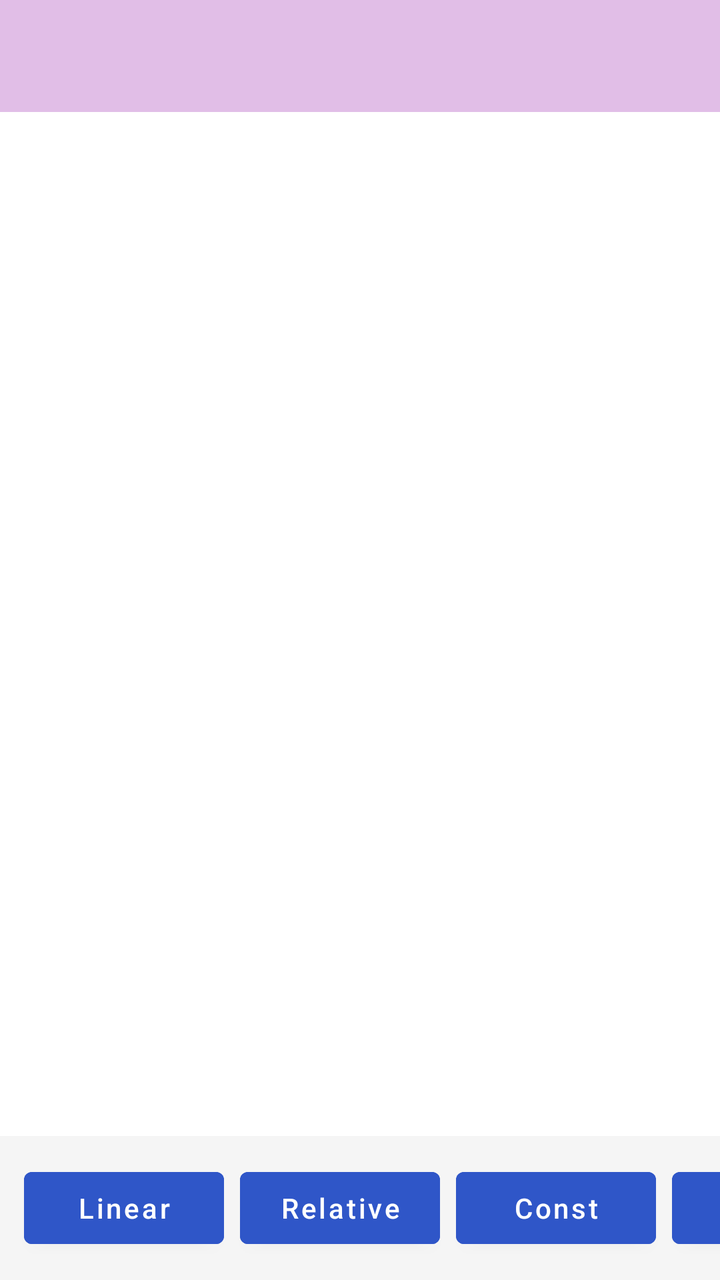
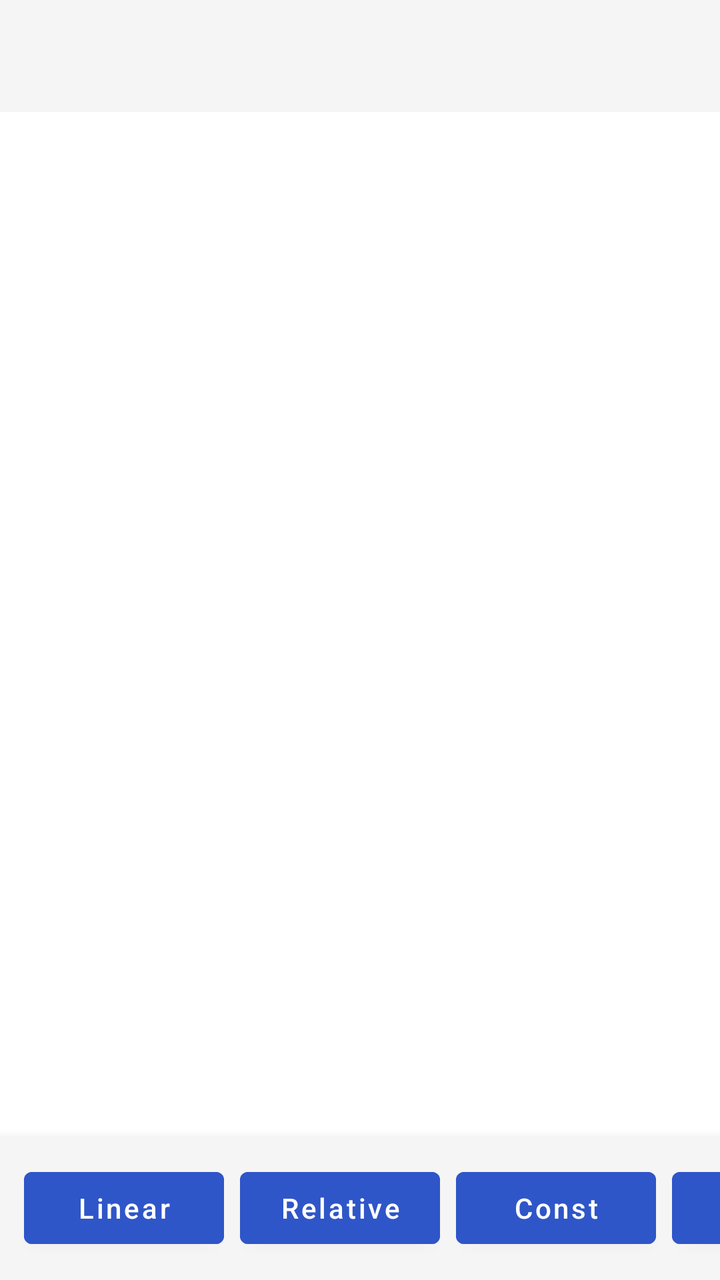

Before-and-after screenshots of an Android layout around one commit, followed by the original layout XML and the change that was made.
<!-- AndroidManifest.xml: application theme Theme.AnandaAnugrahHandyanto -->
<!-- res/layout/activity_dashboard.xml -->
<?xml version="1.0" encoding="utf-8"?>
<androidx.constraintlayout.widget.ConstraintLayout
    xmlns:android="http://schemas.android.com/apk/res/android"
    xmlns:app="http://schemas.android.com/apk/res-auto"
    xmlns:tools="http://schemas.android.com/tools"
    android:layout_width="match_parent"
    android:layout_height="match_parent"
    android:background="@color/background_light"
    tools:context=".DashboardActivity">

    
    <androidx.appcompat.widget.Toolbar
        android:id="@+id/toolbar"
        android:layout_width="match_parent"
        android:layout_height="?attr/actionBarSize"
        android:background="@color/light_purple"
        app:titleTextColor="@color/text_gray"
        app:layout_constraintTop_toTopOf="parent" />

    <FrameLayout
        android:id="@+id/frl_dashboard"
        android:layout_width="match_parent"
        android:layout_height="0dp"
        android:background="@android:color/white"
        app:layout_constraintTop_toBottomOf="@id/toolbar"
        app:layout_constraintBottom_toTopOf="@id/bottom_nav_container"
        app:layout_constraintStart_toStartOf="parent"
        app:layout_constraintEnd_toEndOf="parent" />

    <HorizontalScrollView
        android:id="@+id/bottom_nav_container"
        android:layout_width="match_parent"
        android:layout_height="wrap_content"
        android:scrollbars="none"
        android:background="@color/background_light"
        app:layout_constraintBottom_toBottomOf="parent">

        <LinearLayout
            android:id="@+id/layout_buttons"
            android:layout_width="wrap_content"
            android:layout_height="wrap_content"
            android:orientation="horizontal"
            android:padding="8dp">

            <Button
                android:id="@+id/btn_frg1"
                android:layout_width="100dp"
                android:layout_height="wrap_content"
                android:layout_margin="4dp"
                android:backgroundTint="@color/blue_button"
                android:text="Linear"
                android:textAllCaps="false"
                android:textColor="@color/white" />

            <Button
                android:id="@+id/btn_frg2"
                android:layout_width="100dp"
                android:layout_height="wrap_content"
                android:layout_margin="4dp"
                android:backgroundTint="@color/blue_button"
                android:text="Relative"
                android:textAllCaps="false"
                android:textColor="@color/white" />

            <Button
                android:id="@+id/btn_frg3"
                android:layout_width="100dp"
                android:layout_height="wrap_content"
                android:layout_margin="4dp"
                android:backgroundTint="@color/blue_button"
                android:text="Const"
                android:textAllCaps="false"
                android:textColor="@color/white" />

            <Button
                android:id="@+id/btn_frg4"
                android:layout_width="100dp"
                android:layout_height="wrap_content"
                android:layout_margin="4dp"
                android:backgroundTint="@color/blue_button"
                android:text="Scroll"
                android:textAllCaps="false"
                android:textColor="@color/white" />

        </LinearLayout>
    </HorizontalScrollView>

</androidx.constraintlayout.widget.ConstraintLayout>
<!-- resources referenced by this layout -->
<resources>
  <color name="background_light">#F5F5F5</color>
  <color name="blue_button">#2F56C8</color>
  <color name="light_purple">#E1BEE7</color>
  <color name="text_gray">#424242</color>
  <color name="white">#FFFFFFFF</color>
  <style name="Theme.AnandaAnugrahHandyanto" parent="Theme.MaterialComponents.Light.NoActionBar">
          <item name="colorPrimary">#2F56C8</item>
          <item name="colorPrimaryVariant">#1E3A8A</item>
          <item name="colorOnPrimary">#FFFFFF</item>
          <item name="colorSecondary">#1FDFF1</item>
          <item name="colorSecondaryVariant">#0EA5E9</item>
          <item name="colorOnSecondary">#FFFFFF</item>
      </style>
</resources>

<!-- the commit's change to res/layout/activity_dashboard.xml (unified diff, before → after) -->
@@ -13,11 +13,15 @@
         android:id="@+id/toolbar"
         android:layout_width="match_parent"
         android:layout_height="?attr/actionBarSize"
-        android:background="@color/light_purple"
+        android:background="@color/background_light"
         app:titleTextColor="@color/text_gray"
-        app:layout_constraintTop_toTopOf="parent" />
+        app:layout_constraintTop_toTopOf="parent"
+        app:layout_constraintStart_toStartOf="parent"
+        app:layout_constraintEnd_toEndOf="parent" />
 
-    <FrameLayout
+    
+    
+    <androidx.fragment.app.FragmentContainerView
         android:id="@+id/frl_dashboard"
         android:layout_width="match_parent"
         android:layout_height="0dp"
@@ -27,13 +31,17 @@
         app:layout_constraintStart_toStartOf="parent"
         app:layout_constraintEnd_toEndOf="parent" />
 
+    
     <HorizontalScrollView
         android:id="@+id/bottom_nav_container"
         android:layout_width="match_parent"
         android:layout_height="wrap_content"
         android:scrollbars="none"
         android:background="@color/background_light"
-        app:layout_constraintBottom_toBottomOf="parent">
+        android:elevation="8dp"
+        app:layout_constraintBottom_toBottomOf="parent"
+        app:layout_constraintStart_toStartOf="parent"
+        app:layout_constraintEnd_toEndOf="parent">
 
         <LinearLayout
             android:id="@+id/layout_buttons"
<!-- resource entries referenced after the edit -->
@@ -2,7 +2,6 @@
 <resources>
   <color name="background_light">#F5F5F5</color>
   <color name="blue_button">#2F56C8</color>
-  <color name="light_purple">#E1BEE7</color>
   <color name="text_gray">#424242</color>
   <color name="white">#FFFFFFFF</color>
   <style name="Theme.AnandaAnugrahHandyanto" parent="Theme.MaterialComponents.Light.NoActionBar">
